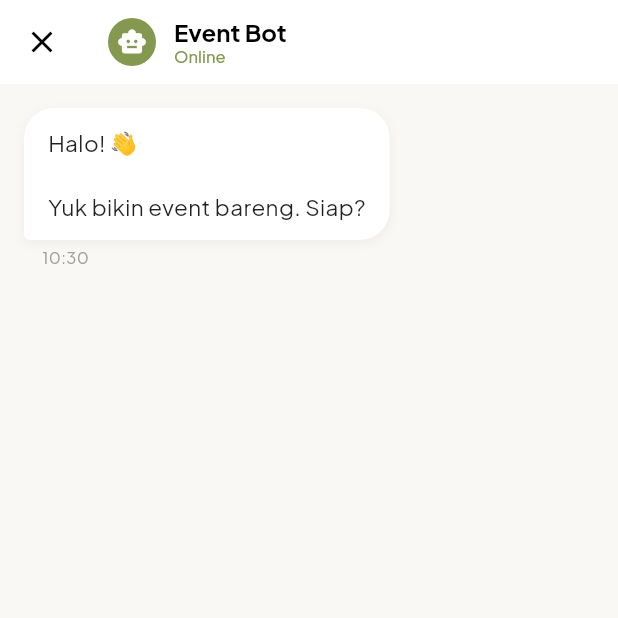
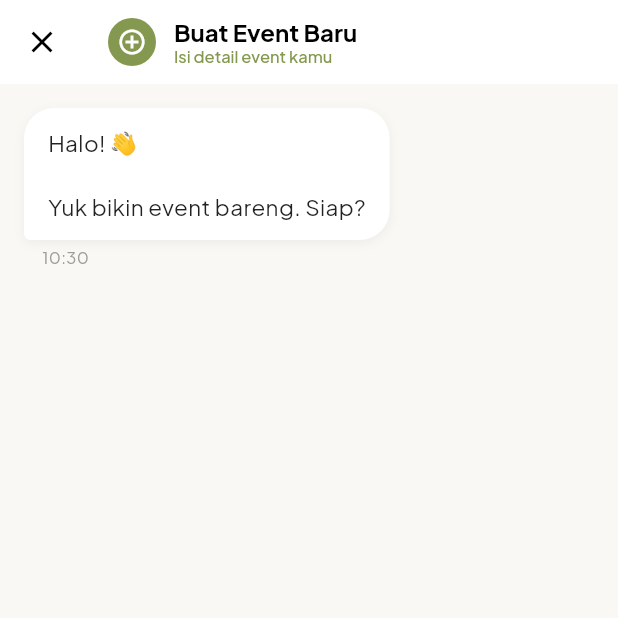
Before and after one commit to muh-hilmi/anigmaa, a Flutter app: the CreateEventConversation screen opened directly, on a phone screen of 412 x 824 dp, the top half of it. Run offline on Flutter 3.47's test engine with Material 3 defaults, Android fonts, the phone set to English and light mode, and no system bars; our stand-ins replace dartz, dio, equatable, fl_chart, flutter_bloc, flutter_secure_storage and 10 more; accounts and stored records are empty; network calls fail.

Commit message:
refactor: ubah header dari 'Event Bot' ke 'Buat Event Baru'
Menghapus tulisan "Event Bot" yang terlihat aneh dan menggantinya
dengan header yang lebih natural dan user-friendly.

Perubahan:
- Title: "Event Bot" → "Buat Event Baru"
- Subtitle: "Online" → "Isi detail event kamu"
- Icon: robot (smart_toy) → add circle (add_circle_outline)

Sekarang lebih terlihat seperti form creation yang natural
daripada chat dengan bot.

```diff
--- a/lib/presentation/pages/create_event/create_event_conversation.dart
+++ b/lib/presentation/pages/create_event/create_event_conversation.dart
@@ -592,14 +592,14 @@ class _CreateEventConversationState extends State<CreateEventConversation>
                 color: const Color(0xFF84994F),
                 borderRadius: BorderRadius.circular(16),
               ),
-              child: const Icon(Icons.smart_toy, color: Colors.white, size: 20),
+              child: const Icon(Icons.add_circle_outline, color: Colors.white, size: 20),
             ),
             const SizedBox(width: 12),
             const Column(
               crossAxisAlignment: CrossAxisAlignment.start,
               children: [
                 Text(
-                  'Event Bot',
+                  'Buat Event Baru',
                   style: TextStyle(
                     color: Colors.black,
                     fontSize: 16,
@@ -607,7 +607,7 @@ class _CreateEventConversationState extends State<CreateEventConversation>
                   ),
                 ),
                 Text(
-                  'Online',
+                  'Isi detail event kamu',
                   style: TextStyle(
                     color: Color(0xFF84994F),
                     fontSize: 11,
```
